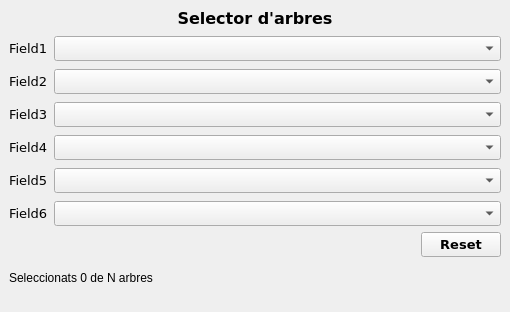
First picture: the form in ui/select_trees_dialog.ui, repository psigcat/selectTrees, before the edit.
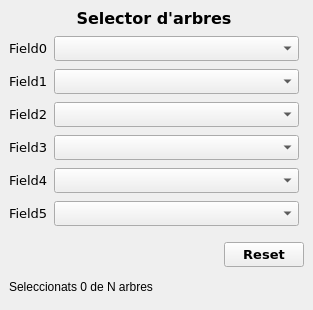
Second picture: the form after the edit. Custom widgets are drawn as their Qt base class.

```diff
--- a/ui/select_trees_dialog.ui
+++ b/ui/select_trees_dialog.ui
@@ -6,8 +6,8 @@
    <rect>
     <x>0</x>
     <y>0</y>
-    <width>510</width>
-    <height>312</height>
+    <width>313</width>
+    <height>310</height>
    </rect>
   </property>
   <property name="sizePolicy">
@@ -16,6 +16,12 @@
     <verstretch>0</verstretch>
    </sizepolicy>
   </property>
+  <property name="minimumSize">
+   <size>
+    <width>280</width>
+    <height>306</height>
+   </size>
+  </property>
   <property name="locale">
    <locale language="Catalan" country="Spain"/>
   </property>
@@ -35,6 +41,9 @@
    <layout class="QVBoxLayout" name="verticalLayout">
     <item>
      <layout class="QFormLayout" name="formLayout">
+      <property name="sizeConstraint">
+       <enum>QLayout::SetMinAndMaxSize</enum>
+      </property>
       <property name="fieldGrowthPolicy">
        <enum>QFormLayout::AllNonFixedFieldsGrow</enum>
       </property>
@@ -44,6 +53,15 @@
       <property name="verticalSpacing">
        <number>8</number>
       </property>
+      <property name="leftMargin">
+       <number>0</number>
+      </property>
+      <property name="rightMargin">
+       <number>5</number>
+      </property>
+      <property name="bottomMargin">
+       <number>10</number>
+      </property>
       <item row="0" column="0" colspan="2">
        <widget class="QLabel" name="lblHeader">
         <property name="font">
@@ -62,7 +80,7 @@
         </property>
        </widget>
       </item>
-      <item row="2" column="0">
+      <item row="4" column="0">
        <widget class="QLabel" name="lblField2">
         <property name="font">
          <font>
@@ -75,8 +93,8 @@
         </property>
        </widget>
       </item>
-      <item row="2" column="1">
-       <widget class="QComboBox" name="cboField2">
+      <item row="4" column="1">
+       <widget class="SearchableComboBox" name="cboField2">
         <property name="font">
          <font>
           <family>Verdana</family>
@@ -85,7 +103,7 @@
         </property>
        </widget>
       </item>
-      <item row="3" column="0">
+      <item row="5" column="0">
        <widget class="QLabel" name="lblField3">
         <property name="font">
          <font>
@@ -98,8 +116,8 @@
         </property>
        </widget>
       </item>
-      <item row="3" column="1">
-       <widget class="QComboBox" name="cboField3">
+      <item row="5" column="1">
+       <widget class="SearchableComboBox" name="cboField3">
         <property name="font">
          <font>
           <family>Verdana</family>
@@ -108,7 +126,7 @@
         </property>
        </widget>
       </item>
-      <item row="4" column="0">
+      <item row="6" column="0">
        <widget class="QLabel" name="lblField4">
         <property name="font">
          <font>
@@ -121,8 +139,8 @@
         </property>
        </widget>
       </item>
-      <item row="4" column="1">
-       <widget class="QComboBox" name="cboField4">
+      <item row="6" column="1">
+       <widget class="SearchableComboBox" name="cboField4">
         <property name="font">
          <font>
           <family>Verdana</family>
@@ -131,7 +149,7 @@
         </property>
        </widget>
       </item>
-      <item row="5" column="0">
+      <item row="7" column="0">
        <widget class="QLabel" name="lblField5">
         <property name="font">
          <font>
@@ -144,8 +162,8 @@
         </property>
        </widget>
       </item>
-      <item row="5" column="1">
-       <widget class="QComboBox" name="cboField5">
+      <item row="7" column="1">
+       <widget class="SearchableComboBox" name="cboField5">
         <property name="font">
          <font>
           <family>Verdana</family>
@@ -154,40 +172,17 @@
         </property>
        </widget>
       </item>
-      <item row="6" column="0">
-       <widget class="QLabel" name="lblField6">
+      <item row="3" column="1">
+       <widget class="SearchableComboBox" name="cboField1">
         <property name="font">
          <font>
           <family>Verdana</family>
           <pointsize>10</pointsize>
          </font>
         </property>
-        <property name="text">
-         <string>Field6</string>
-        </property>
        </widget>
       </item>
-      <item row="6" column="1">
-       <widget class="QComboBox" name="cboField6">
-        <property name="font">
-         <font>
-          <family>Verdana</family>
-          <pointsize>10</pointsize>
-         </font>
-        </property>
-       </widget>
-      </item>
-      <item row="1" column="1">
-       <widget class="QComboBox" name="cboField1">
-        <property name="font">
-         <font>
-          <family>Verdana</family>
-          <pointsize>10</pointsize>
-         </font>
-        </property>
-       </widget>
-      </item>
-      <item row="1" column="0">
+      <item row="3" column="0">
        <widget class="QLabel" name="lblField1">
         <property name="font">
          <font>
@@ -200,9 +195,32 @@
         </property>
        </widget>
       </item>
+      <item row="2" column="1">
+       <widget class="SearchableComboBox" name="cboField0">
+        <property name="font">
+         <font>
+          <family>Verdana</family>
+          <pointsize>10</pointsize>
+         </font>
+        </property>
+       </widget>
+      </item>
+      <item row="2" column="0">
+       <widget class="QLabel" name="lblField0">
+        <property name="font">
+         <font>
+          <family>Verdana</family>
+          <pointsize>10</pointsize>
+         </font>
+        </property>
+        <property name="text">
+         <string>Field0</string>
+        </property>
+       </widget>
+      </item>
      </layout>
     </item>
-    <item alignment="Qt::AlignRight|Qt::AlignTop">
+    <item alignment="Qt::AlignRight">
      <widget class="QPushButton" name="btnReset">
       <property name="sizePolicy">
        <sizepolicy hsizetype="Minimum" vsizetype="Fixed">
@@ -235,11 +253,11 @@
       </property>
      </widget>
     </item>
-    <item alignment="Qt::AlignLeft|Qt::AlignTop">
+    <item>
      <widget class="QLabel" name="lblCountSelect">
       <property name="minimumSize">
        <size>
-        <width>486</width>
+        <width>200</width>
         <height>0</height>
        </size>
       </property>
@@ -251,6 +269,13 @@
    </layout>
   </widget>
  </widget>
+ <customwidgets>
+  <customwidget>
+   <class>SearchableComboBox</class>
+   <extends>QComboBox</extends>
+   <header location="global">custom_widgets.searchable_combobox</header>
+  </customwidget>
+ </customwidgets>
  <resources/>
  <connections/>
 </ui>
```
Left out of the diff: 4 changed lines with no effect on the pictures.
